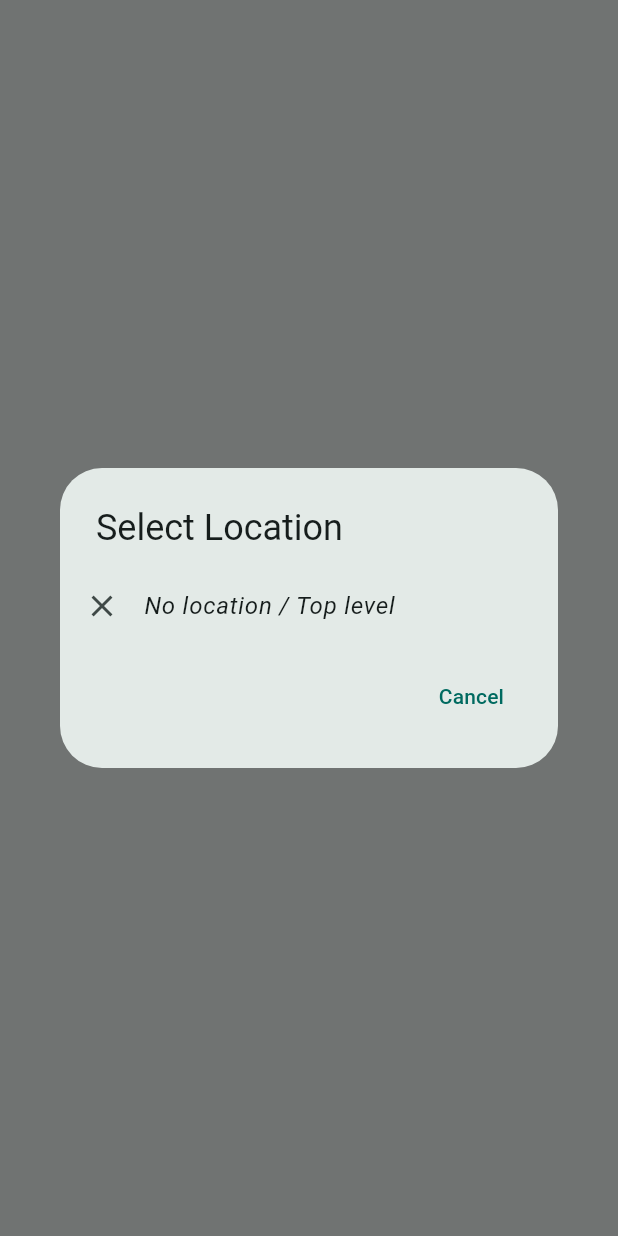
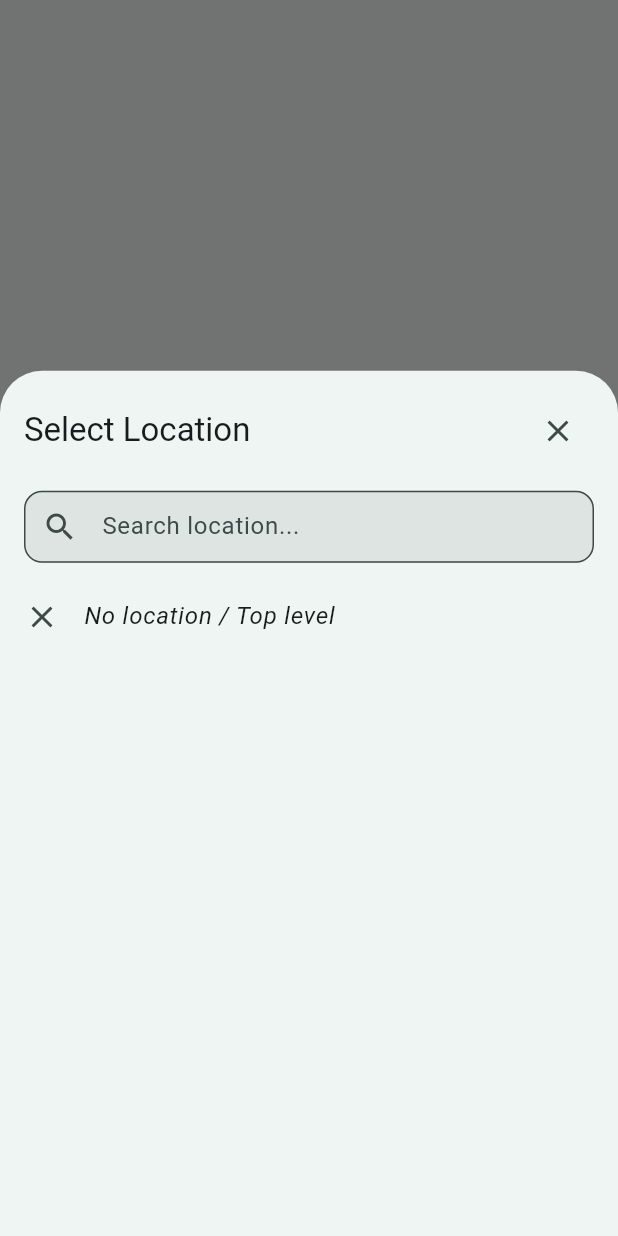
Before and after one commit to ajin11999/recall, a Flutter app: what showLocationPicker() shows on an empty page, opened directly with empty values, on a phone screen of 412 x 824 dp. Run offline on Flutter 3.47's test engine with Material 3 defaults, Android fonts, the phone set to English and light mode, and no system bars; our stand-ins replace cached_network_image, dio, flutter_local_notifications, flutter_secure_storage, flutter_timezone, image_picker and 1 more; missing offline and left inert: pattern_formatter; accounts and stored records are empty; network calls fail.

Commit message:
feat: Fix item search, add sliding location modal, update readme & splash screen

```diff
--- a/app/lib/widgets/location_picker_dialog.dart
+++ b/app/lib/widgets/location_picker_dialog.dart
@@ -8,19 +8,29 @@ Future<int?> showLocationPicker({
   bool allowClear = true,
   int? excludeLocationId, // Don't allow selecting this location or its children (for parent selection)
 }) async {
-  return showDialog<int?>(
+  return showModalBottomSheet<int?>(
     context: context,
-    builder: (context) => _LocationPickerDialog(
+    isScrollControlled: true,
+    useSafeArea: true,
+    builder: (context) => Padding(
+      padding: EdgeInsets.only(
+        bottom: MediaQuery.of(context).viewInsets.bottom,
+      ),
+      child: SizedBox(
+        height: MediaQuery.of(context).size.height * 0.7,
+        child: _LocationPickerSheet(
           locations: locations,
           initialLocationId: initialLocationId,
           allowClear: allowClear,
           excludeLocationId: excludeLocationId,
         ),
+      ),
+    ),
   );
 }
 
-class _LocationPickerDialog extends StatelessWidget {
-  const _LocationPickerDialog({
+class _LocationPickerSheet extends StatefulWidget {
+  const _LocationPickerSheet({
     required this.locations,
     this.initialLocationId,
     this.allowClear = true,
@@ -33,54 +43,109 @@ class _LocationPickerDialog extends StatelessWidget {
   final int? excludeLocationId;
 
   @override
-  Widget build(BuildContext context) {
+  State<_LocationPickerSheet> createState() => _LocationPickerSheetState();
+}
+
+class _LocationPickerSheetState extends State<_LocationPickerSheet> {
+  final _searchController = TextEditingController();
+  late List<(Location, int)> _tree;
+  late List<(Location, int)> _filteredTree;
+
+  @override
+  void initState() {
+    super.initState();
     Set<int> excludedIds = {};
-    if (excludeLocationId != null) {
+    if (widget.excludeLocationId != null) {
       void walk(int id) {
         excludedIds.add(id);
-        for (final l in locations.where((loc) => loc.parentId == id)) {
+        for (final l in widget.locations.where((loc) => loc.parentId == id)) {
           walk(l.id);
         }
       }
-      walk(excludeLocationId!);
+      walk(widget.excludeLocationId!);
     }
 
-    final tree = locations.buildTree().where((row) => !excludedIds.contains(row.$1.id)).toList();
+    _tree = widget.locations.buildTree().where((row) => !excludedIds.contains(row.$1.id)).toList();
+    _filteredTree = _tree;
+    _searchController.addListener(_onSearchChanged);
+  }
 
-    return AlertDialog(
-      title: const Text('Select Location'),
-      contentPadding: const EdgeInsets.symmetric(vertical: 8),
-      content: SizedBox(
-        width: double.maxFinite,
+  @override
+  void dispose() {
+    _searchController.dispose();
+    super.dispose();
+  }
+
+  void _onSearchChanged() {
+    final query = _searchController.text.toLowerCase();
+    final words = query.split(RegExp(r'\s+')).where((w) => w.isNotEmpty).toList();
+    setState(() {
+      _filteredTree = _tree.where((e) {
+        final val = widget.locations.pathFor(e.$1.id).toLowerCase();
+        return words.every((word) => val.contains(word));
+      }).toList();
+    });
+  }
+
+  @override
+  Widget build(BuildContext context) {
+    return Column(
+      children: [
+        Padding(
+          padding: const EdgeInsets.all(16),
+          child: Row(
+            children: [
+              Expanded(
+                child: Text(
+                  'Select Location',
+                  style: Theme.of(context).textTheme.titleLarge,
+                ),
+              ),
+              IconButton(
+                icon: const Icon(Icons.close),
+                onPressed: () => Navigator.pop(context),
+              ),
+            ],
+          ),
+        ),
+        Padding(
+          padding: const EdgeInsets.symmetric(horizontal: 16),
+          child: TextField(
+            controller: _searchController,
+            decoration: InputDecoration(
+              hintText: 'Search location...',
+              prefixIcon: const Icon(Icons.search),
+              border: OutlineInputBorder(
+                borderRadius: BorderRadius.circular(12),
+              ),
+              contentPadding: EdgeInsets.zero,
+            ),
+          ),
+        ),
+        const SizedBox(height: 8),
+        Expanded(
           child: ListView.builder(
-          shrinkWrap: true,
-          itemCount: tree.length + (allowClear ? 1 : 0),
+            itemCount: _filteredTree.length + (widget.allowClear ? 1 : 0),
             itemBuilder: (context, i) {
-            if (allowClear && i == 0) {
+              if (widget.allowClear && i == 0) {
                 return ListTile(
                   leading: const Icon(Icons.clear),
                   title: const Text('No location / Top level', style: TextStyle(fontStyle: FontStyle.italic)),
-                selected: initialLocationId == null,
-                onTap: () => Navigator.pop(context, -1), // use -1 to indicate cleared
+                  trailing: widget.initialLocationId == null ? const Icon(Icons.check) : null,
+                  onTap: () => Navigator.pop(context, -1),
                 );
               }
-            final idx = allowClear ? i - 1 : i;
-            final (location, depth) = tree[idx];
+              final idx = widget.allowClear ? i - 1 : i;
+              final (location, _) = _filteredTree[idx];
+              final path = widget.locations.pathFor(location.id);
               return ListTile(
-              contentPadding: EdgeInsets.only(left: 24.0 + depth * 24, right: 24),
-              leading: Icon(depth == 0 ? Icons.home_work_outlined : Icons.subdirectory_arrow_right),
-              title: Text(location.name),
-              selected: location.id == initialLocationId,
+                title: Text(path),
+                trailing: location.id == widget.initialLocationId ? const Icon(Icons.check) : null,
                 onTap: () => Navigator.pop(context, location.id),
               );
             },
           ),
         ),
-      actions: [
-        TextButton(
-          onPressed: () => Navigator.pop(context),
-          child: const Text('Cancel'),
-        ),
       ],
     );
   }
```
Also changed, not shown: app/lib/screens/items_screen.dart (+8 -10 lines), app/assets/images/logo.jpg, 31 other files. Lines whose indentation alone changed are shown as unchanged.
